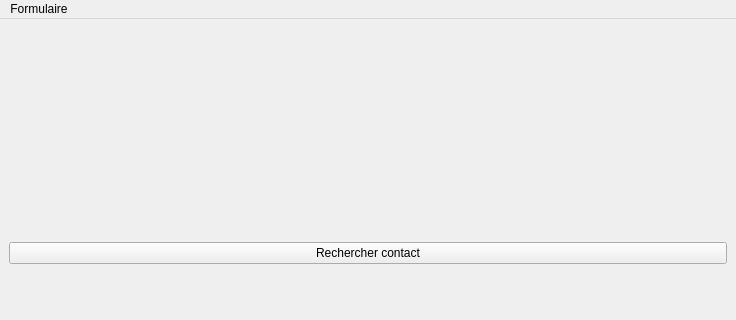
This is Projet/View/mainwindow.ui in KieceDonc/L3_CDAA as Qt 5 draws it before an edit; both pictures show x 0 to 736 and y 0 to 320 of the 736 by 510 pixel window. The edited form follows.
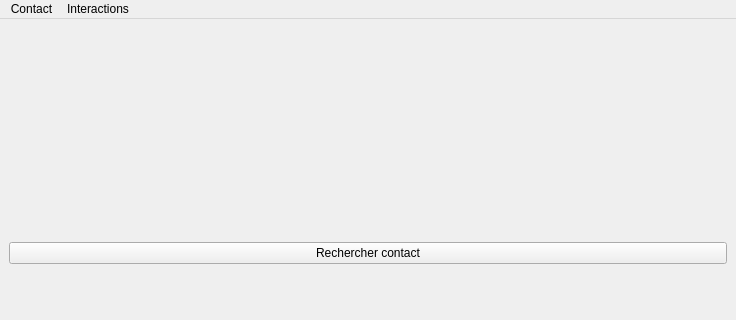
This is the edited form.

Commit message: Ajout informations d'un contact

```diff
--- a/Projet/View/mainwindow.ui
+++ b/Projet/View/mainwindow.ui
@@ -38,12 +38,20 @@
    </property>
    <widget class="QMenu" name="menuFormulaire">
     <property name="title">
-     <string>Formulaire</string>
+     <string>Contact</string>
     </property>
     <addaction name="actionInteraction"/>
     <addaction name="actionContact"/>
    </widget>
+   <widget class="QMenu" name="menuInteractions">
+    <property name="title">
+     <string>Interactions</string>
+    </property>
+    <addaction name="actionDisplayInteractions"/>
+    <addaction name="actionDisplayTodos"/>
+   </widget>
    <addaction name="menuFormulaire"/>
+   <addaction name="menuInteractions"/>
   </widget>
   <widget class="QStatusBar" name="statusbar"/>
   <action name="actionInteraction">
```
Left out of the diff: 12 changed lines with no effect on the pictures. The commit also changes 11 other files.
